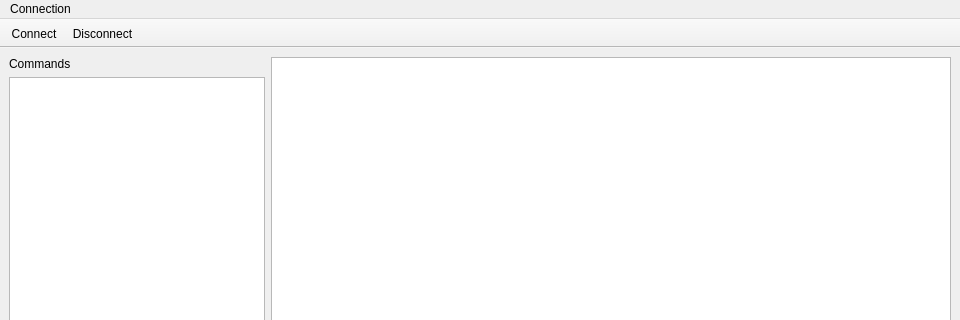
First picture: the form in ECUtool/ui/mainwindow.ui, repository aidangrant9/ECUtool, before the edit; both pictures show x 0 to 960 and y 0 to 320 of the 960 by 540 pixel window.
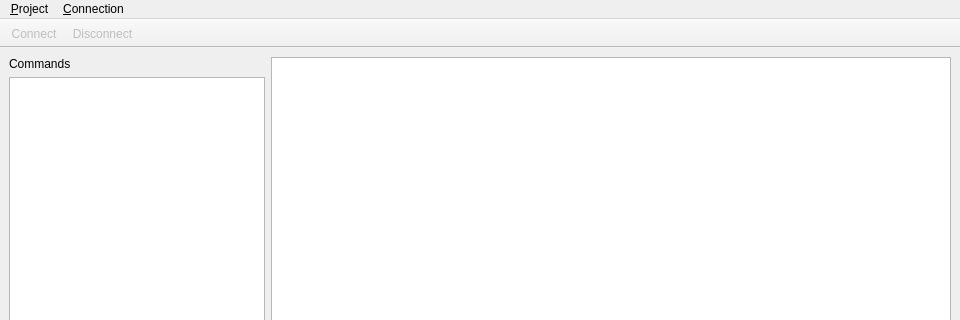
Second picture: the form after the edit. Icons and pictures are not drawn.

The edit to the form file:
```diff
--- a/ECUtool/ui/mainwindow.ui
+++ b/ECUtool/ui/mainwindow.ui
@@ -91,11 +91,19 @@
    </property>
    <widget class="QMenu" name="menuConnection">
     <property name="title">
-     <string>Connection</string>
+     <string>&amp;Connection</string>
     </property>
     <addaction name="actionConnect"/>
     <addaction name="actionDisconnect"/>
    </widget>
+   <widget class="QMenu" name="menuProject">
+    <property name="title">
+     <string>&amp;Project</string>
+    </property>
+    <addaction name="actionOpenProject"/>
+    <addaction name="actionNewProject"/>
+   </widget>
+   <addaction name="menuProject"/>
    <addaction name="menuConnection"/>
   </widget>
   <widget class="QStatusBar" name="statusbar"/>
@@ -116,19 +124,40 @@
    <addaction name="actionDisconnect"/>
   </widget>
   <action name="actionConnect">
+   <property name="enabled">
+    <bool>false</bool>
+   </property>
    <property name="icon">
     <iconset theme="QIcon::ThemeIcon::CallStart"/>
    </property>
    <property name="text">
-    <string>Connect</string>
+    <string>&amp;Connect</string>
    </property>
   </action>
   <action name="actionDisconnect">
+   <property name="enabled">
+    <bool>false</bool>
+   </property>
    <property name="icon">
     <iconset theme="QIcon::ThemeIcon::CallStop"/>
    </property>
    <property name="text">
-    <string>Disconnect</string>
+    <string>&amp;Disconnect</string>
+   </property>
+  </action>
+  <action name="actionNewConnection">
+   <property name="text">
+    <string>&amp;New Connection</string>
+   </property>
+  </action>
+  <action name="actionOpenProject">
+   <property name="text">
+    <string>&amp;Open Project</string>
+   </property>
+  </action>
+  <action name="actionNewProject">
+   <property name="text">
+    <string>&amp;New Project</string>
    </property>
   </action>
  </widget>
```
Left out of the diff: 8 changed lines with no effect on the pictures.
